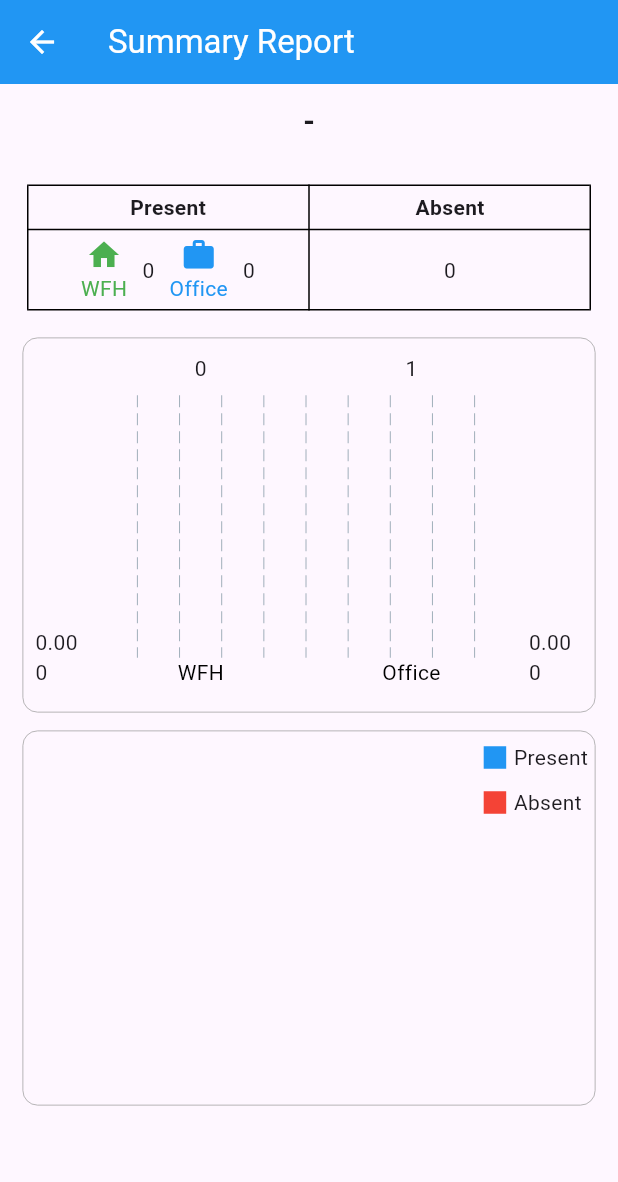
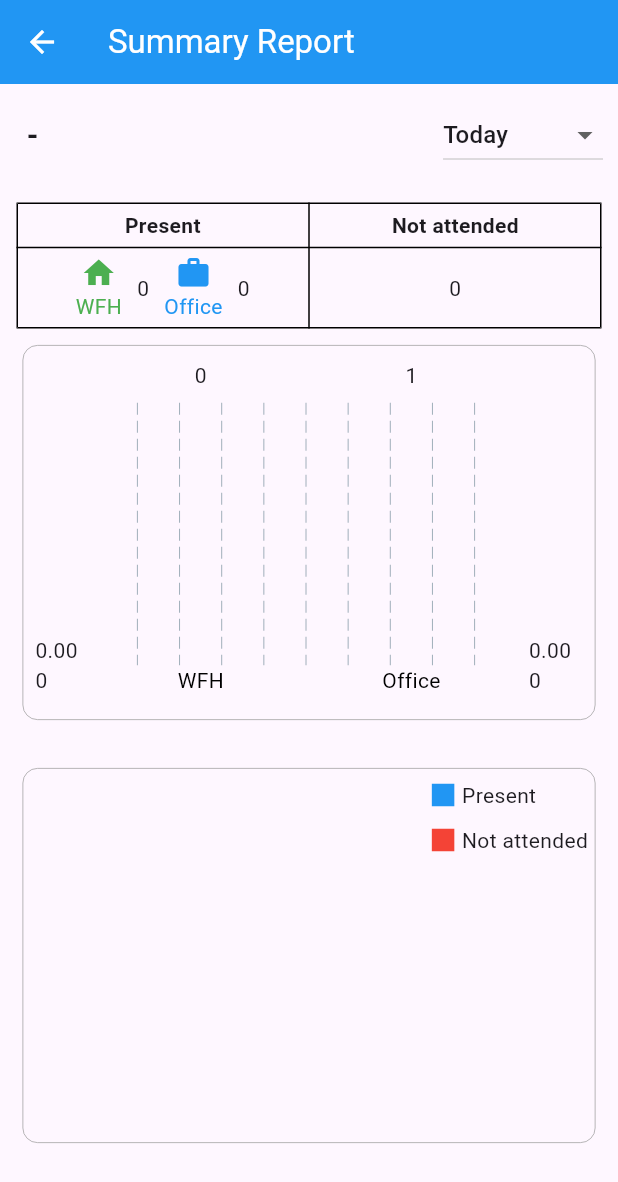
Before and after one commit to Arathivinod/OpsCheck, a Flutter app: the EventDetailsScreen screen opened directly with empty values, on a phone screen of 412 x 824 dp. Shown: the top 1182 px of the screen. Run offline on Flutter 3.47's test engine with Material 3 defaults, Android fonts, the light colour scheme and no system bars; drawn by our look-alikes of fl_chart; our stand-ins replace date_picker_timeline.

```diff
--- a/lib/screens/summary_report.dart
+++ b/lib/screens/summary_report.dart
@@ -23,7 +23,7 @@ class ModeIcon extends StatelessWidget {
   }
 }
 
-class EventDetailsScreen extends StatelessWidget {
+class EventDetailsScreen extends StatefulWidget {
   final String eventName;
   final String category;
   final int officeParticipants;
@@ -39,12 +39,22 @@ class EventDetailsScreen extends StatelessWidget {
   });
 
   @override
+  _EventDetailsScreenState createState() => _EventDetailsScreenState();
+}
+
+class _EventDetailsScreenState extends State<EventDetailsScreen> {
+  String _selectedTimeRange = 'Today';
+
+  @override
   Widget build(BuildContext context) {
-    final totalParticipants =
-        officeParticipants + wfhParticipants + absentParticipants;
-    final presentParticipants = officeParticipants + wfhParticipants;
+    final totalParticipants = widget.officeParticipants +
+        widget.wfhParticipants +
+        widget.absentParticipants;
+    final presentParticipants =
+        widget.officeParticipants + widget.wfhParticipants;
     final presentPercentage = (presentParticipants / totalParticipants) * 100;
-    final absentPercentage = (absentParticipants / totalParticipants) * 100;
+    final absentPercentage =
+        (widget.absentParticipants / totalParticipants) * 100;
 
     return Scaffold(
       appBar: AppBar(
@@ -59,49 +69,73 @@ class EventDetailsScreen extends StatelessWidget {
         child: Column(
           crossAxisAlignment: CrossAxisAlignment.start,
           children: [
-            Container(
-              // margin: EdgeInsets.symmetric(horizontal: 10.0),
+            Padding(
               padding: const EdgeInsets.all(10),
-              child: Center(
-                child: Text(
-                  '$eventName - $category',
-                  style: const TextStyle(
-                      fontSize: 20, fontWeight: FontWeight.bold),
-                ),
+              child: Row(
+                crossAxisAlignment: CrossAxisAlignment.center,
+                mainAxisAlignment: MainAxisAlignment
+                    .spaceBetween, // Aligns children to the start and end of the row
+                children: [
+                  Text(
+                    '${widget.eventName} - ${widget.category}',
+                    style: const TextStyle(
+                      fontSize: 20,
+                      fontWeight: FontWeight.bold,
+                    ),
+                    textAlign: TextAlign.center,
+                  ),
+                  DropdownButton<String>(
+                    value: _selectedTimeRange,
+                    onChanged: (String? newValue) {
+                      setState(() {
+                        _selectedTimeRange = newValue!;
+                      });
+                    },
+                    items: <String>[
+                      'Today',
+                      'This Week',
+                      'This Month',
+                      'Custom'
+                    ].map<DropdownMenuItem<String>>((String value) {
+                      return DropdownMenuItem<String>(
+                        value: value,
+                        child: Text(value),
+                      );
+                    }).toList(),
+                  ),
+                ],
               ),
             ),
-
-            Container(
-              margin: const EdgeInsets.all(11),
-              padding: const EdgeInsets.all(7),
+            Padding(
+              padding: const EdgeInsets.all(11),
               child: Table(
                 border: TableBorder.all(),
                 children: [
                   const TableRow(
                     children: [
                       TableCell(
+                        verticalAlignment: TableCellVerticalAlignment.middle,
                         child: Center(
                           child: Padding(
-                            padding: const EdgeInsets.all(5.0),
+                            padding: EdgeInsets.all(5.0),
                             child: Text(
                               'Present',
                               style: TextStyle(fontWeight: FontWeight.bold),
                             ),
                           ),
                         ),
-                        verticalAlignment: TableCellVerticalAlignment.middle,
                       ),
                       TableCell(
+                        verticalAlignment: TableCellVerticalAlignment.middle,
                         child: Center(
                           child: Padding(
-                            padding: const EdgeInsets.all(5.0),
+                            padding: EdgeInsets.all(5.0),
                             child: Text(
-                              'Absent',
+                              'Not attended',
                               style: TextStyle(fontWeight: FontWeight.bold),
                             ),
                           ),
                         ),
-                        verticalAlignment: TableCellVerticalAlignment.middle,
                       ),
                     ],
                   ),
@@ -113,7 +147,7 @@ class EventDetailsScreen extends StatelessWidget {
                           mainAxisAlignment: MainAxisAlignment.center,
                           children: [
                             Padding(
-                              padding: const EdgeInsets.all(5.0),
+                              padding: EdgeInsets.all(5.0),
                               child: ModeIcon(
                                 icon: Icons.home,
                                 color: Colors.green,
@@ -121,13 +155,12 @@ class EventDetailsScreen extends StatelessWidget {
                               ),
                             ),
                             Padding(
-                              padding: const EdgeInsets.all(5.0),
-                              child: Text(
-                                '${wfhParticipants.toString()}',
-                              ),
+                              padding: EdgeInsets.all(5.0),
+                              child:
+                                  Text('${widget.wfhParticipants.toString()}'),
                             ),
                             Padding(
-                              padding: const EdgeInsets.all(5.0),
+                              padding: EdgeInsets.all(5.0),
                               child: ModeIcon(
                                 icon: Icons.work,
                                 color: Colors.blue,
@@ -135,10 +168,9 @@ class EventDetailsScreen extends StatelessWidget {
                               ),
                             ),
                             Padding(
-                              padding: const EdgeInsets.all(5.0),
+                              padding: EdgeInsets.all(5.0),
                               child: Text(
-                                '${officeParticipants.toString()}',
-                              ),
+                                  '${widget.officeParticipants.toString()}'),
                             ),
                           ],
                         ),
@@ -147,10 +179,9 @@ class EventDetailsScreen extends StatelessWidget {
                         verticalAlignment: TableCellVerticalAlignment.middle,
                         child: Center(
                           child: Padding(
-                            padding: const EdgeInsets.all(5.0),
-                            child: Text(
-                              '${absentParticipants.toString()}',
-                            ),
+                            padding: EdgeInsets.all(5.0),
+                            child:
+                                Text('${widget.absentParticipants.toString()}'),
                           ),
                         ),
                       ),
@@ -159,7 +190,6 @@ class EventDetailsScreen extends StatelessWidget {
                 ],
               ),
             ),
-            // SizedBox(height: 8),
             Container(
               margin: EdgeInsets.symmetric(horizontal: 15.0),
               padding: EdgeInsets.all(8),
@@ -183,7 +213,6 @@ class EventDetailsScreen extends StatelessWidget {
                         showTitles: true,
                         reservedSize: 28,
                         getTitlesWidget: (value, _) {
-                          // Define your widget or use a function to generate the widget here
                           const TextStyle textStyle =
                               TextStyle(color: Colors.black, fontSize: 14);
                           switch (value.toInt()) {
@@ -198,7 +227,7 @@ class EventDetailsScreen extends StatelessWidget {
                                 style: textStyle,
                               );
                             default:
-                              return const SizedBox(); // Return an empty SizedBox for other values
+                              return SizedBox();
                           }
                         },
                       ),
@@ -216,7 +245,7 @@ class EventDetailsScreen extends StatelessWidget {
                       x: 0,
                       barRods: [
                         BarChartRodData(
-                          toY: wfhParticipants.toDouble(),
+                          toY: widget.wfhParticipants.toDouble(),
                           color: Colors.green,
                         ),
                       ],
@@ -225,7 +254,7 @@ class EventDetailsScreen extends StatelessWidget {
                       x: 1,
                       barRods: [
                         BarChartRodData(
-                          toY: officeParticipants.toDouble(),
+                          toY: widget.officeParticipants.toDouble(),
                           color: Colors.blue,
                         ),
                       ],
@@ -234,7 +263,7 @@ class EventDetailsScreen extends StatelessWidget {
                 ),
               ),
             ),
-
+            SizedBox(height: 20),
             Stack(
               children: [
                 Container(
@@ -275,8 +304,7 @@ class EventDetailsScreen extends StatelessWidget {
                       sectionsSpace: 0,
                       centerSpaceRadius: 40,
                     ),
-                    swapAnimationDuration:
-                        Duration(milliseconds: 150), // Optional
+                    swapAnimationDuration: Duration(milliseconds: 150),
                     swapAnimationCurve: Curves.linear,
                   ),
                 ),
@@ -287,10 +315,6 @@ class EventDetailsScreen extends StatelessWidget {
                 ),
               ],
             ),
-
-            // SizedBox(height: 20),
-            // LegendWidget(),
-            // SizedBox(height: 20),
           ],
         ),
       ),
@@ -308,7 +332,7 @@ class LegendWidget extends StatelessWidget {
         SizedBox(
           height: 10,
         ),
-        LegendItem(color: Colors.red, label: 'Absent'),
+        LegendItem(color: Colors.red, label: 'Not attended'),
       ],
     );
   }
--- a/pubspec.yaml
+++ b/pubspec.yaml
@@ -39,9 +39,10 @@ dependencies:
   cupertino_icons: ^1.0.2
   flutter_login: ^5.0.0
   http: ^1.2.0
-  intl: ^0.17.0
+  intl: ^0.18.0
   fl_chart: ^0.66.2
   flutter_screenutil: ^5.9.0
+  date_picker_timeline: ^1.2.3
 
 dev_dependencies:
   flutter_test:
```
Also changed, not shown: lib/screens/event_list.dart (+98 -99 lines), pubspec.lock, 1 other file.
